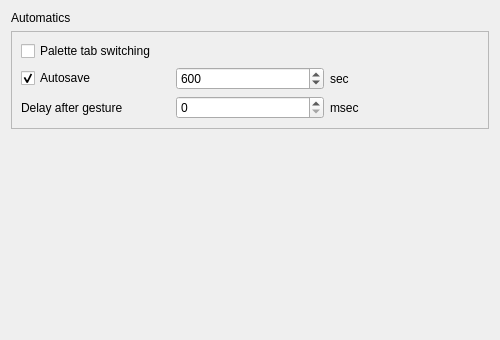
This is qrgui/dialogs/preferencesPages/behaviourPage.ui in qreal/qreal as Qt 5 draws it before an edit. The edited form follows.
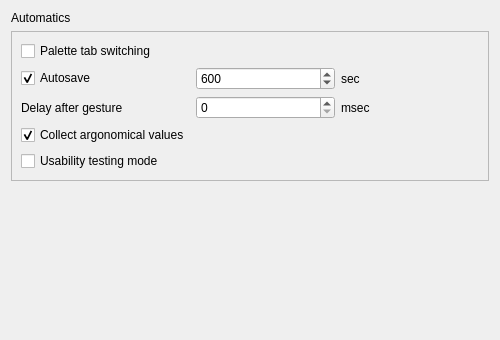
This is the edited form.

Patch:
```diff
--- a/qrgui/dialogs/preferencesPages/behaviourPage.ui
+++ b/qrgui/dialogs/preferencesPages/behaviourPage.ui
@@ -103,6 +103,23 @@
         </property>
        </widget>
       </item>
+      <item row="3" column="0">
+       <widget class="QCheckBox" name="collectArgonomicalValuesCheckBox">
+        <property name="text">
+         <string>Collect argonomical values</string>
+        </property>
+        <property name="checked">
+         <bool>true</bool>
+        </property>
+       </widget>
+      </item>
+      <item row="4" column="0">
+       <widget class="QCheckBox" name="usabilityModeCheckBox">
+        <property name="text">
+         <string>Usability testing mode</string>
+        </property>
+       </widget>
+      </item>
      </layout>
     </widget>
    </item>
```
Left out of the diff: 42 changed lines with no effect on the pictures.
